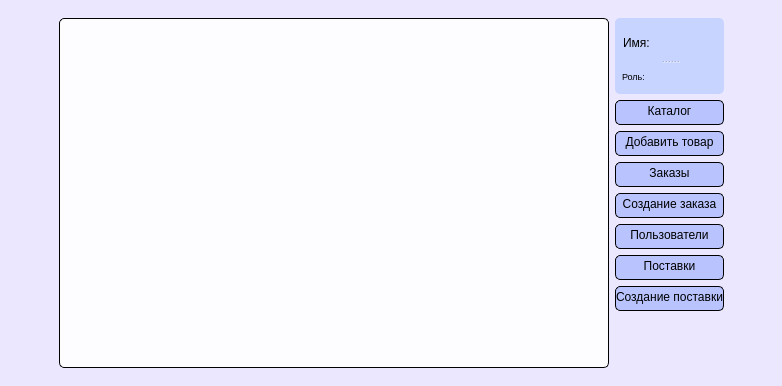
Old version of the form APP/forms/forms_ui/main_form.ui in the repository Danyfff/Diplom_APP.
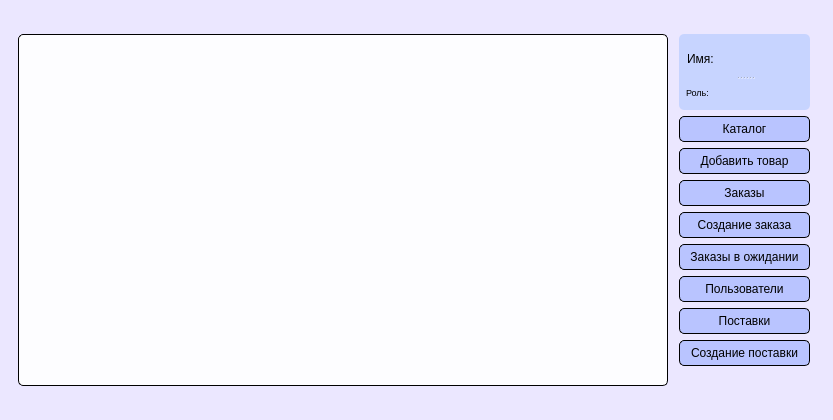
New version of the form.

The edit to the form file:
```diff
--- a/APP/forms/forms_ui/main_form.ui
+++ b/APP/forms/forms_ui/main_form.ui
@@ -6,8 +6,8 @@
    <rect>
     <x>0</x>
     <y>0</y>
-    <width>782</width>
-    <height>386</height>
+    <width>833</width>
+    <height>420</height>
    </rect>
   </property>
   <property name="windowTitle">
@@ -54,7 +54,7 @@
            <widget class="QTableWidget" name="table_data">
             <property name="minimumSize">
              <size>
-              <width>550</width>
+              <width>650</width>
               <height>350</height>
              </size>
             </property>
@@ -76,6 +76,12 @@
            <layout class="QVBoxLayout" name="verticalLayout_2">
             <item>
              <layout class="QVBoxLayout" name="verticalLayout">
+              <property name="leftMargin">
+               <number>5</number>
+              </property>
+              <property name="rightMargin">
+               <number>5</number>
+              </property>
               <item>
                <widget class="QSplitter" name="splitter">
                 <property name="styleSheet">
@@ -225,7 +231,7 @@
                 <property name="styleSheet">
                  <string notr="true">QPushButton {
 	background-color: rgb(185, 196, 255);
-	padding: 3, 6;
+	padding: 5 10 5 10;
 	border:1px solid black;
 	border-radius: 5px;
 }
@@ -254,7 +260,7 @@
                 <property name="styleSheet">
                  <string notr="true">QPushButton {
 	background-color: rgb(185, 196, 255);
-	padding: 3, 6;
+	padding: 5 10 5 10;
 	border:1px solid black;
 	border-radius: 5px;
 }
@@ -277,7 +283,7 @@
                 <property name="styleSheet">
                  <string notr="true">QPushButton {
 	background-color: rgb(185, 196, 255);
-	padding: 3, 6;
+	padding: 5 10 5 10;
 	border:1px solid black;
 	border-radius: 5px;
 }
@@ -300,7 +306,7 @@
                 <property name="styleSheet">
                  <string notr="true">QPushButton {
 	background-color: rgb(185, 196, 255);
-	padding: 3, 6;
+	padding: 5 10 5 10;
 	border:1px solid black;
 	border-radius: 5px;
 }
@@ -318,12 +324,35 @@
                 </property>
                </widget>
               </item>
+              <item>
+               <widget class="QPushButton" name="pushButton">
+                <property name="styleSheet">
+                 <string notr="true">QPushButton {
+	background-color: rgb(185, 196, 255);
+	padding: 5 10 5 10;
+	border:1px solid black;
+	border-radius: 5px;
+}
+
+QPushButton:hover {
+	background-color: rgb(155, 155, 224);
+}
+
+QPushButton:pressed {
+	background-color: rgb(140, 140, 207);
+}</string>
+                </property>
+                <property name="text">
+                 <string>Заказы в ожидании</string>
+                </property>
+               </widget>
+              </item>
               <item>
                <widget class="QPushButton" name="users_btn">
                 <property name="styleSheet">
                  <string notr="true">QPushButton {
 	background-color: rgb(185, 196, 255);
-	padding: 3, 6;
+	padding: 5 10 5 10;
 	border:1px solid black;
 	border-radius: 5px;
 }
@@ -346,7 +375,7 @@
                 <property name="styleSheet">
                  <string notr="true">QPushButton {
 	background-color: rgb(185, 196, 255);
-	padding: 3, 6;
+	padding: 5 10 5 10;
 	border:1px solid black;
 	border-radius: 5px;
 }
@@ -369,7 +398,7 @@
                 <property name="styleSheet">
                  <string notr="true">QPushButton {
 	background-color: rgb(185, 196, 255);
-	padding: 3, 6;
+	padding: 5 10 5 10;
 	border:1px solid black;
 	border-radius: 5px;
 }
@@ -389,19 +418,6 @@
               </item>
              </layout>
             </item>
-            <item>
-             <spacer name="verticalSpacer">
-              <property name="orientation">
-               <enum>Qt::Vertical</enum>
-              </property>
-              <property name="sizeHint" stdset="0">
-               <size>
-                <width>60</width>
-                <height>40</height>
-               </size>
-              </property>
-             </spacer>
-            </item>
             <item>
              <spacer name="horizontalSpacer">
               <property name="orientation">
```
